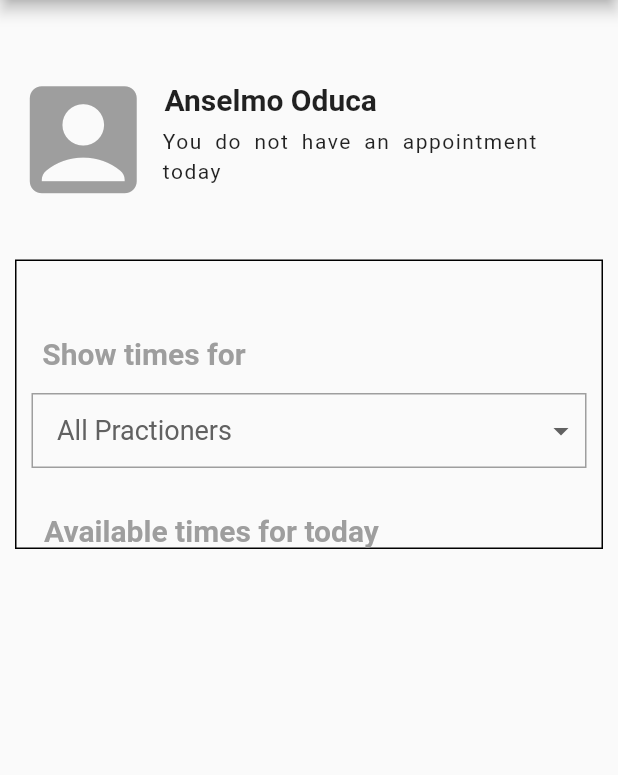
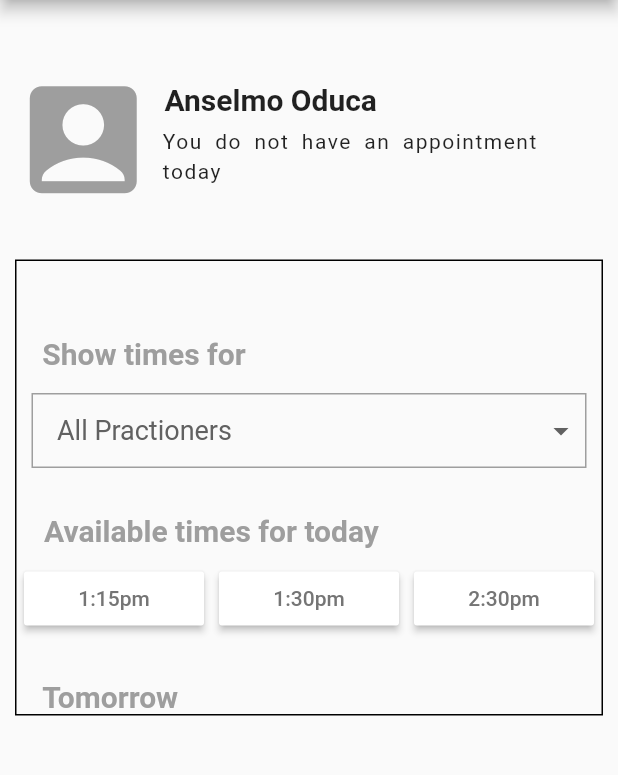
Before and after one commit to team-cobeed/CobeedApp, a Flutter app: the DropDown screen opened directly, on a phone screen of 412 x 824 dp, the part 84-859 px from its top. Run offline on Flutter 3.47's test engine with Material 2 defaults, Android fonts, the phone set to English and light mode, and no system bars.

Commit message:
Salamat Doc. Ansel

```diff
--- a/lib/doctors_appointment.dart
+++ b/lib/doctors_appointment.dart
@@ -147,13 +147,72 @@ class _DoctorsAppointment extends State<DropDown>{
                             ),
                           ),
                           Container(
+                            margin: EdgeInsets.only(top: 10, left: 5),
                              child: Row(
                                children: <Widget> [
                                  Container(
+                                   margin: EdgeInsets.only(right: 10),
+                                   width: 120,
 
+                                   child: RaisedButton(
+                                     color: Colors.white,
+
+                                     child: Text(
+                                         "1:15pm",
+                                        style: TextStyle(
+                                          color: Colors.grey[600]
+                                        ),
+                                     ),
+                                     onPressed: (){
+                                     },
+                                   ),
+                                 ),
+                                 Container(
+                                   margin: EdgeInsets.only(right: 10),
+                                   width: 120,
+
+                                   child: RaisedButton(
+                                     color: Colors.white,
+
+                                     child: Text(
+                                       "1:30pm",
+                                       style: TextStyle(
+                                           color: Colors.grey[600]
+                                       ),
+                                     ),
+                                     onPressed: (){
+                                     },
+                                   ),
+                                 ),
+                                 Container(
+                                   width: 120,
+
+                                   child: RaisedButton(
+                                     color: Colors.white,
+
+                                     child: Text(
+                                       "2:30pm",
+                                       style: TextStyle(
+                                           color: Colors.grey[600]
+                                       ),
+                                     ),
+                                     onPressed: (){
+                                     },
+                                   ),
                                  )
                                ],
                              ),
+                          ),
+                          Container(
+                            margin: EdgeInsets.fromLTRB(0, 30, 265, 0),
+                            child: Text(
+                              "Tomorrow",
+                              style: TextStyle(
+                                fontSize: 20,
+                                color: Colors.grey[500],
+                                fontWeight: FontWeight.bold,
+                              ),
+                            ),
                           ),
                         ],
                       ),
```
